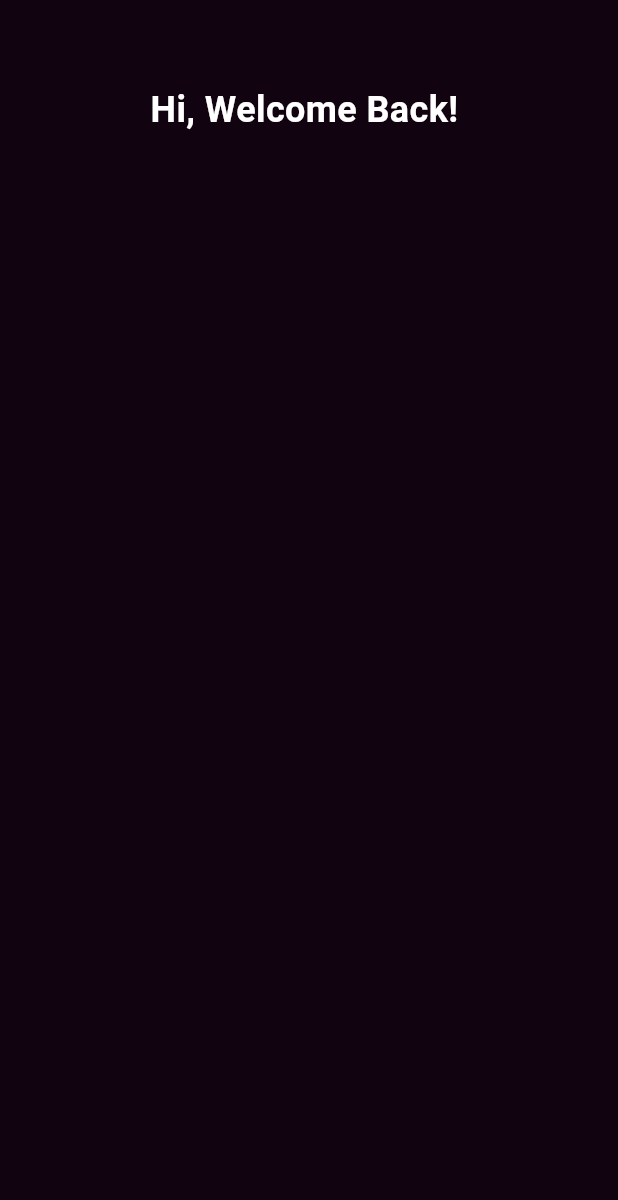
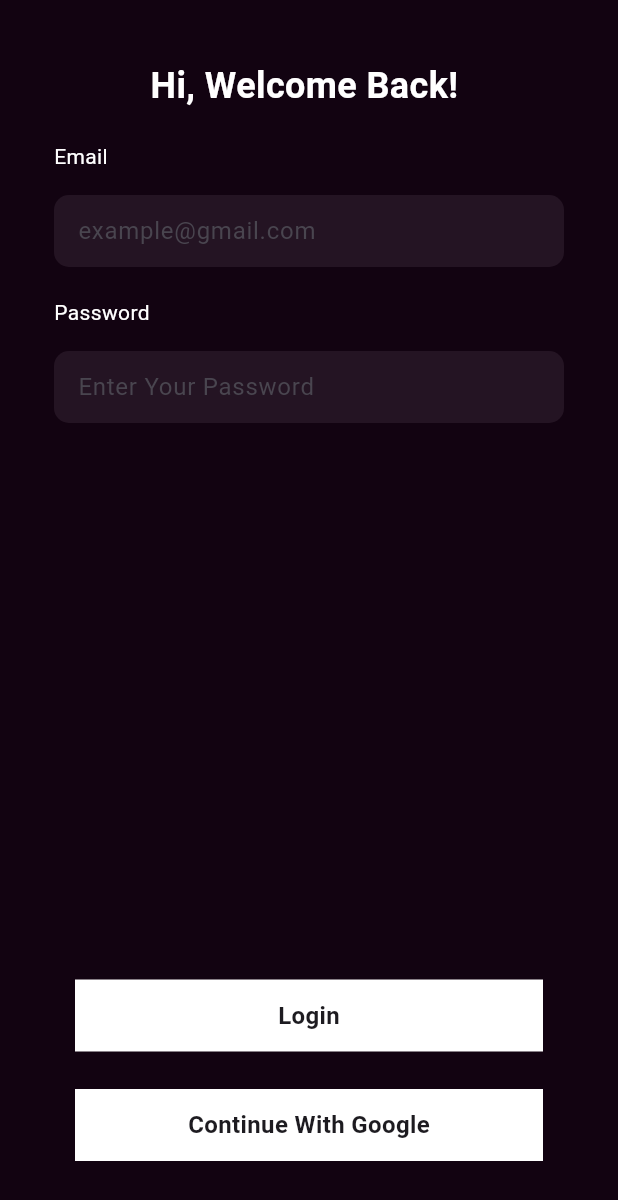
Before and after one commit to SamyRaafat/note_App, a Flutter app: the HiWelcomeBack screen opened directly, on a phone screen of 412 x 824 dp. Shown: the top 1200 px of the screen. Run offline on Flutter 3.47's test engine with Material 3 defaults, Android fonts, the phone set to English and light mode, and no system bars; our stand-ins replace firebase_auth, firebase_core, flutter_bloc; accounts and stored records are empty.

Commit message:
sin up screen 22/8

```diff
--- a/lib/core/const/TextApp.dart
+++ b/lib/core/const/TextApp.dart
@@ -24,4 +24,7 @@ class TextApp {
   static String navNameConWitGo = ("Continue With Google");
   static String navNameSelectMedia = ("Select Media");
   static String navNameCreate = ("Create");
+
+  /// End text in page
+  static String endTextDonthaveanaccount = ("Don’t have an account ? ");
 }
--- a/lib/presentation/Screen/hi_welcome_back.dart
+++ b/lib/presentation/Screen/hi_welcome_back.dart
@@ -6,17 +6,65 @@ import 'package:noteapp/presentation/widget/page_name.dart';
 import 'package:noteapp/presentation/widget/text_form_feild_app.dart';
 
 class HiWelcomeBack extends StatelessWidget {
-  const HiWelcomeBack({super.key});
+  HiWelcomeBack({super.key});
+  TextEditingController passController = TextEditingController();
+  TextEditingController emailController = TextEditingController();
 
   @override
   Widget build(BuildContext context) {
-    return SafeArea(
-      child: Scaffold(
-        backgroundColor: ColorManager.backGApp,
-        body: Column(
+    return Scaffold(
+      backgroundColor: ColorManager.backGApp,
+      body: Padding(
+        padding: const EdgeInsets.symmetric(horizontal: 36),
+        child: Column(
+          crossAxisAlignment: CrossAxisAlignment.start,
           children: [
-            SizedBox(height: 16),
+            /// page name screen
             PageName(pageNameScreen: TextApp.pageNamehiWelcomeBack),
+
+            /// Text form field for Email
+            TextFormFieldApp(
+              controller: emailController,
+              hinTxt: TextApp.hitTextGmail,
+              nameTFF: TextApp.email,
+            ),
+
+            /// Text form field for Password
+            TextFormFieldApp(
+              controller: passController,
+              hinTxt: TextApp.hitTextPassword,
+              nameTFF: TextApp.pass,
+            ),
+            SizedBox(height: 15),
+            Spacer(),
+            Center(
+              child: Container(
+                width: 312,
+                height: 48,
+                decoration: BoxDecoration(color: Colors.white),
+                child: Center(
+                  child: Text(
+                    TextApp.navNameLogin,
+                    style: TextStyle(fontWeight: FontWeight.w600, fontSize: 16),
+                  ),
+                ),
+              ),
+            ),
+            SizedBox(height: 25),
+            Center(
+              child: Container(
+                width: 312,
+                height: 48,
+                decoration: BoxDecoration(color: Colors.white),
+                child: Center(
+                  child: Text(
+                    TextApp.navNameConWitGo,
+                    style: TextStyle(fontWeight: FontWeight.w600, fontSize: 16),
+                  ),
+                ),
+              ),
+            ),
+            SizedBox(height: 50),
           ],
         ),
       ),
--- a/lib/presentation/widget/text_form_feild_app.dart
+++ b/lib/presentation/widget/text_form_feild_app.dart
@@ -1,5 +1,4 @@
 import 'package:flutter/material.dart';
-import 'package:noteapp/core/const/TextApp.dart';
 import 'package:noteapp/core/theme/colorManiger.dart';
 
 class TextFormFieldApp extends StatefulWidget {
--- a/pubspec.yaml
+++ b/pubspec.yaml
@@ -35,6 +35,7 @@ dependencies:
   # Use with the CupertinoIcons class for iOS style icons.
   cupertino_icons: ^1.0.8
   flutter_bloc: ^9.1.1
+  firebase_core: ^4.0.0
   firebase_auth: ^6.0.1
 
 dev_dependencies:
```
Also changed, not shown: lib/main.dart (+5 -2 lines), lib/presentation/Screen/sign_up_screen.dart (+18 -1 lines), lib/presentation/widget/navegator_botton.dart (+5 -7 lines), pubspec.lock, 4 other files.
